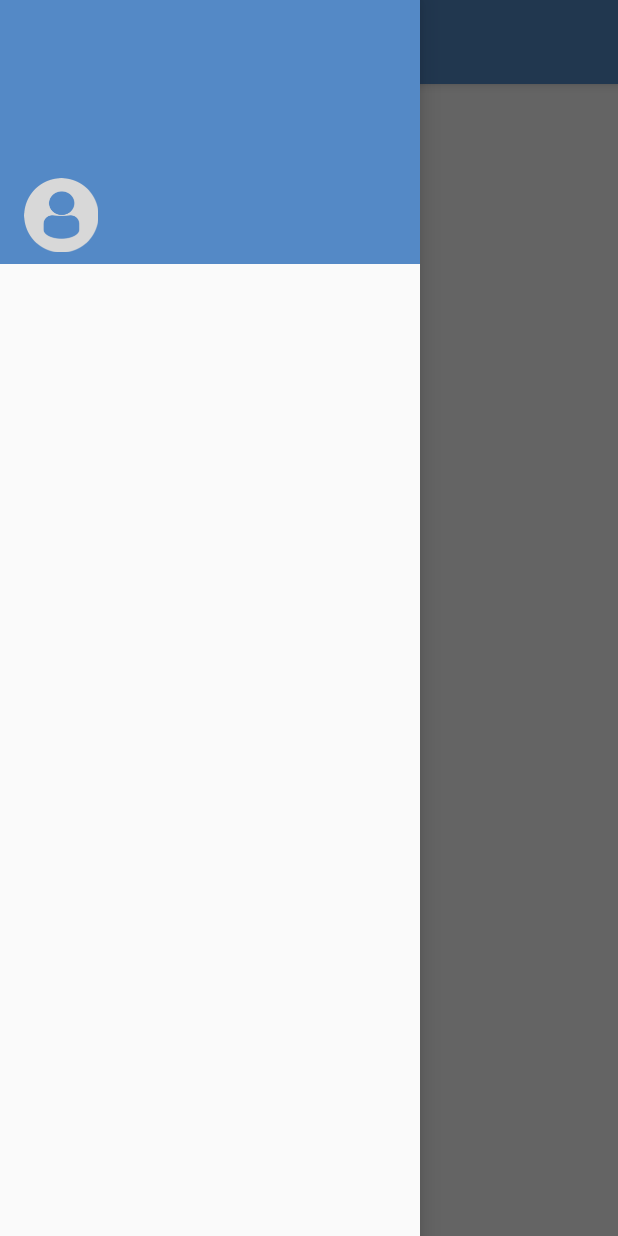
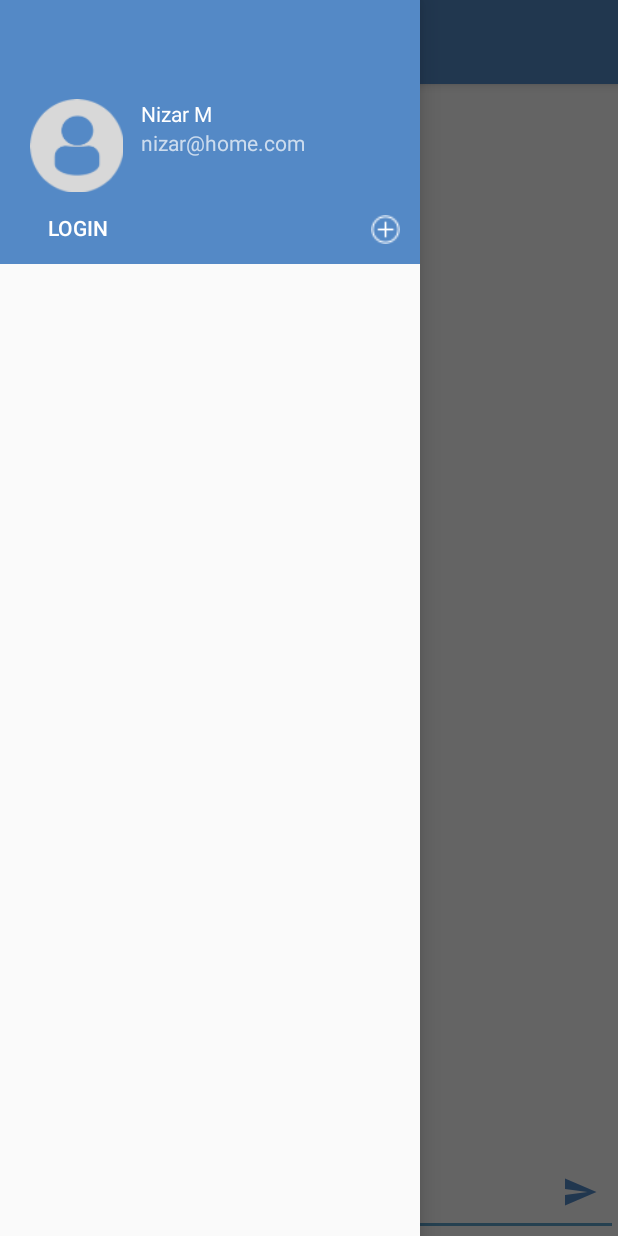
Before and after one commit to nizo-m/Smack, an Android app: the screen it shows after launch (MainActivity), with the side drawer open, on a phone screen of 412 x 824 dp. Run offline under Robolectric (Android 15) with nearby library versions, the phone set to English and light mode, and no system bars.

Commit message:
lesson 2

```diff
--- a/app/src/main/java/com/example/nizar/smack/MainActivity.kt
+++ b/app/src/main/java/com/example/nizar/smack/MainActivity.kt
@@ -8,6 +8,7 @@ import android.support.v7.app.ActionBarDrawerToggle
 import android.support.v7.app.AppCompatActivity
 import android.view.Menu
 import android.view.MenuItem
+import android.view.View
 import kotlinx.android.synthetic.main.activity_main.*
 import kotlinx.android.synthetic.main.app_bar_main.*
 
@@ -36,7 +37,17 @@ class MainActivity : AppCompatActivity(){
         }
     }
 
+    fun loginBtnNavClicked(view: View){
 
+    }
+
+    fun addChnClicked(view:View){
+
+    }
+
+    fun sendMessageClicked(view:View){
+
+    }
 
 
 }
--- a/app/src/main/res/layout/content_main.xml
+++ b/app/src/main/res/layout/content_main.xml
@@ -10,12 +10,33 @@
         tools:context=".MainActivity">
 
     <TextView
-            android:layout_width="wrap_content"
+            android:layout_width="0dp"
             android:layout_height="wrap_content"
-            android:text="Hello World!"
-            app:layout_constraintBottom_toBottomOf="parent"
+            android:text="Please Log In"
             app:layout_constraintLeft_toLeftOf="parent"
             app:layout_constraintRight_toRightOf="parent"
-            app:layout_constraintTop_toTopOf="parent"/>
+            app:layout_constraintTop_toTopOf="parent" android:layout_marginTop="8dp" android:textAlignment="center"
+            android:id="@+id/mainChannelName"/>
+    <EditText
+            android:layout_width="0dp"
+            android:layout_height="wrap_content"
+            android:inputType="textMultiLine"
+            android:ems="10"
+            app:layout_constraintStart_toStartOf="parent" app:layout_constraintBottom_toBottomOf="parent"
+            app:layout_constraintEnd_toEndOf="parent" android:id="@+id/messageTextField"
+            android:hint="Message:"/>
+    <ImageButton
+            android:layout_width="35dp"
+            android:layout_height="35dp" app:srcCompat="@drawable/ic_menu_send"
+            android:layout_marginEnd="8dp"
+            app:layout_constraintEnd_toEndOf="parent" android:id="@+id/sendMsgBtn" android:tint="@color/colorPrimary"
+            android:background="@android:color/transparent" android:layout_marginBottom="12dp"
+            app:layout_constraintBottom_toBottomOf="parent" android:onClick="sendMessageClicked"/>
+    <android.support.v7.widget.RecyclerView
+            android:layout_width="0dp"
+            android:layout_height="0dp" app:layout_constraintEnd_toEndOf="parent"
+            app:layout_constraintStart_toStartOf="parent"
+            app:layout_constraintTop_toBottomOf="@+id/mainChannelName"
+            app:layout_constraintBottom_toTopOf="@+id/messageTextField" android:id="@+id/messageListView"/>
 
 </android.support.constraint.ConstraintLayout>
--- a/app/src/main/res/layout/nav_header_main.xml
+++ b/app/src/main/res/layout/nav_header_main.xml
@@ -9,36 +9,51 @@
         android:gravity="bottom" android:id="@+id/linearLayout" tools:layout_editor_absoluteY="81dp">
 
     <ImageView
-            android:layout_width="wrap_content"
-            android:layout_height="wrap_content"
+            android:layout_width="70dp"
+            android:layout_height="70dp"
             android:paddingTop="@dimen/nav_header_vertical_spacing"
             app:srcCompat="@drawable/profiledefault"
             android:contentDescription="@string/nav_header_desc"
-            android:id="@+id/imageView"
-            android:layout_marginBottom="8dp"
-            app:layout_constraintBottom_toBottomOf="parent" app:layout_constraintStart_toStartOf="parent"
-            android:layout_marginStart="16dp"/>
+            android:id="@+id/userImageNavHeader"
+            app:layout_constraintStart_toStartOf="parent"
+            android:layout_marginStart="16dp"
+            android:layout_marginBottom="8dp" app:layout_constraintBottom_toTopOf="@+id/loginButtonNavHeader"/>
 
     <TextView
             android:layout_width="wrap_content"
             android:layout_height="wrap_content"
             android:paddingTop="@dimen/nav_header_vertical_spacing"
             android:textAppearance="@style/TextAppearance.AppCompat.Body1"
-            android:id="@+id/textView2"
+            android:id="@+id/userNameNavHeader"
             tools:text="Nizar M"
-            app:layout_constraintStart_toEndOf="@+id/imageView" android:layout_marginStart="8dp"
-            app:layout_constraintTop_toTopOf="@+id/imageView"/>
+            app:layout_constraintStart_toEndOf="@+id/userImageNavHeader" android:layout_marginStart="8dp"
+            app:layout_constraintTop_toTopOf="@+id/userImageNavHeader" android:text="Nizar M"/>
 
     <TextView
             android:layout_width="wrap_content"
             android:layout_height="wrap_content"
-            android:id="@+id/textView"
+            android:id="@+id/emailNavHeader"
             app:layout_constraintEnd_toEndOf="parent"
             tools:text="nizar@home.com"
             android:textAlignment="textStart"
-            android:layout_marginBottom="16dp" app:layout_constraintBottom_toBottomOf="parent"
-            app:layout_constraintStart_toEndOf="@+id/imageView" android:layout_marginStart="8dp"
-            app:layout_constraintTop_toBottomOf="@+id/textView2" app:layout_constraintHorizontal_bias="0.0"
-            app:layout_constraintVertical_bias="1.0"/>
+            app:layout_constraintStart_toEndOf="@+id/userImageNavHeader" android:layout_marginStart="8dp"
+            app:layout_constraintTop_toBottomOf="@+id/userNameNavHeader" app:layout_constraintHorizontal_bias="0.0"
+            android:text="nizar@home.com"/>
+    <Button
+            android:text="Login"
+            android:layout_width="wrap_content"
+            android:layout_height="32dp"
+            app:layout_constraintStart_toStartOf="parent" android:layout_marginStart="8dp"
+            android:id="@+id/loginButtonNavHeader"
+            android:background="@android:color/transparent" android:layout_marginBottom="8dp"
+            app:layout_constraintBottom_toBottomOf="parent" android:textColor="@android:color/white"
+            android:onClick="loginBtnNavClicked"/>
+    <ImageButton
+            android:layout_width="30dp"
+            android:layout_height="30dp" app:srcCompat="@drawable/addchannelbutton"
+            android:id="@+id/addChnBtn" android:layout_marginBottom="8dp" app:layout_constraintEnd_toEndOf="parent"
+            app:layout_constraintBottom_toBottomOf="parent" android:layout_marginEnd="8dp"
+            android:background="@android:color/transparent" android:scaleType="fitXY" android:padding="5dp"
+            android:onClick="addChnClicked"/>
 
 </android.support.constraint.ConstraintLayout>
```
